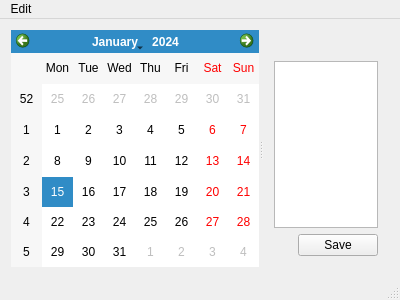
The window that mainwindow.ui (private-yusuke/saveledge) describes before a commit, drawn with Qt 5.
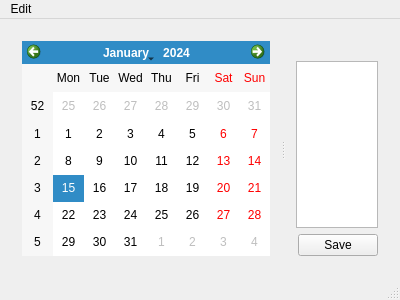
The same window after the commit. The open tabs and pages were chosen to show the change.

Patch:
```diff
--- a/mainwindow.ui
+++ b/mainwindow.ui
@@ -20,7 +20,36 @@
       <property name="orientation">
        <enum>Qt::Horizontal</enum>
       </property>
-      <widget class="QCalendarWidget" name="calendarWidget"/>
+      <widget class="QStackedWidget" name="stackedWidget">
+       <property name="currentIndex">
+        <number>1</number>
+       </property>
+       <widget class="QWidget" name="page">
+        <layout class="QVBoxLayout" name="verticalLayout_2">
+         <item>
+          <widget class="QCalendarWidget" name="calendarWidget">
+           <property name="sizePolicy">
+            <sizepolicy hsizetype="Expanding" vsizetype="Expanding">
+             <horstretch>0</horstretch>
+             <verstretch>0</verstretch>
+            </sizepolicy>
+           </property>
+          </widget>
+         </item>
+        </layout>
+       </widget>
+       <widget class="QWidget" name="page_2">
+        <layout class="QHBoxLayout" name="horizontalLayout_3">
+         <item>
+          <widget class="QListView" name="listView">
+           <property name="mouseTracking">
+            <bool>false</bool>
+           </property>
+          </widget>
+         </item>
+        </layout>
+       </widget>
+      </widget>
       <widget class="QWidget" name="layoutWidget">
        <layout class="QVBoxLayout" name="verticalLayout">
         <item>
@@ -31,13 +60,7 @@
          </widget>
         </item>
         <item>
-         <widget class="QTextEdit" name="textEdit">
-          <property name="font">
-           <font>
-            <family>.Keyboard</family>
-           </font>
-          </property>
-         </widget>
+         <widget class="QTextEdit" name="textEdit"/>
         </item>
         <item>
          <layout class="QHBoxLayout" name="horizontalLayout">
```
Left out of the diff: 9 changed lines with no effect on the pictures.
